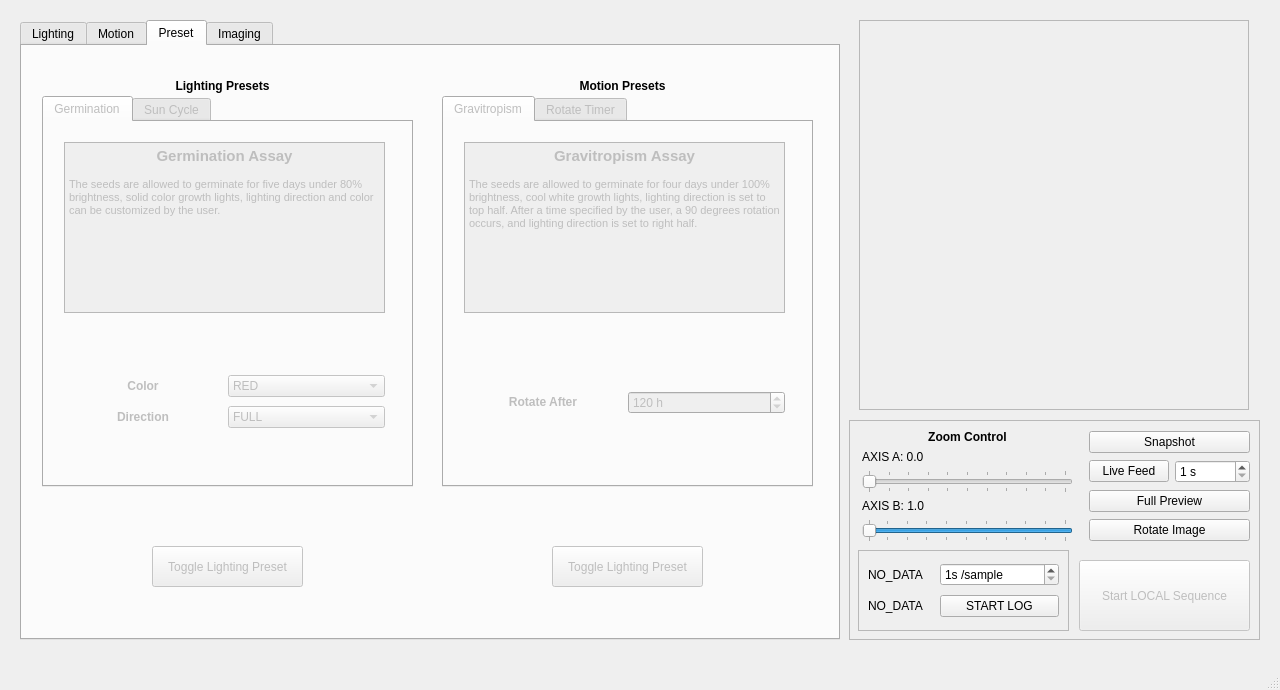
CoCl-Jerry/Flashlapse_Dev, file _ui/FlashLapse_CP.ui: the form before one commit.
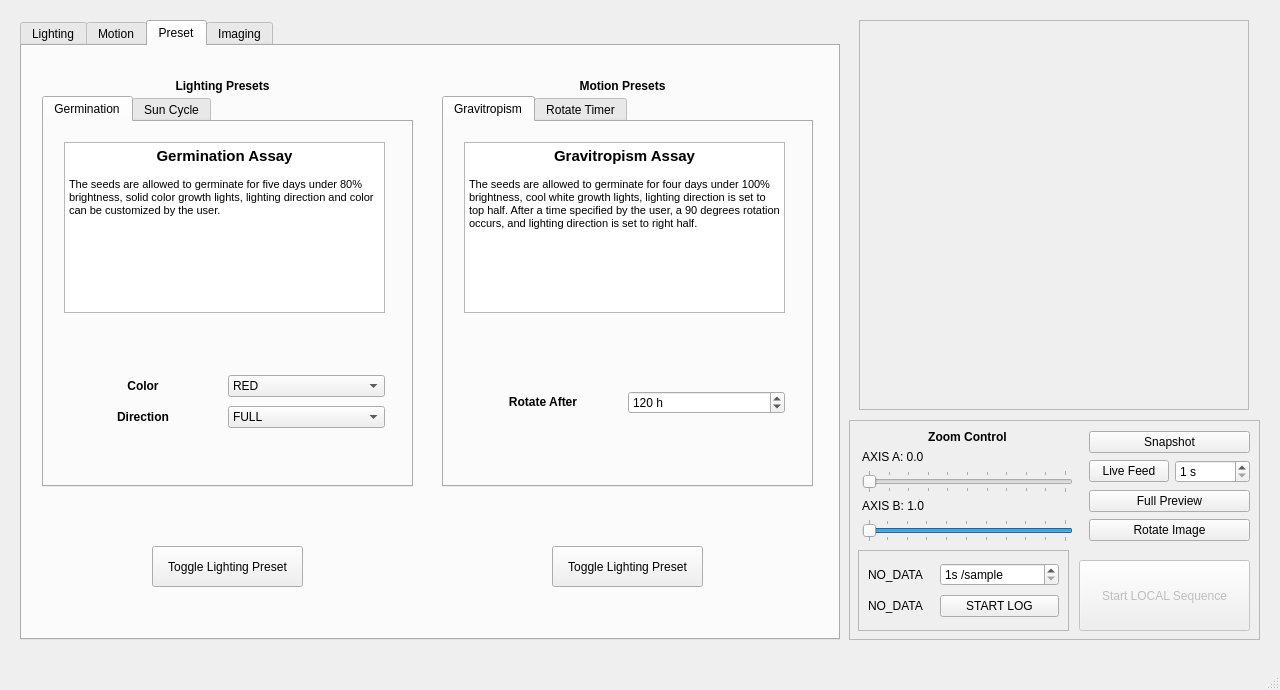
The form after the commit. The open tabs and pages were chosen to show the change. Icons and pictures are not drawn.

What changed in the file:
```diff
--- a/_ui/FlashLapse_CP.ui
+++ b/_ui/FlashLapse_CP.ui
@@ -1024,7 +1024,7 @@
      </attribute>
      <widget class="QTabWidget" name="lightingPreset_tabWidget">
       <property name="enabled">
-       <bool>false</bool>
+       <bool>true</bool>
       </property>
       <property name="geometry">
        <rect>
@@ -1250,7 +1250,7 @@
      </widget>
      <widget class="QTabWidget" name="motionPreset_tabWidget">
       <property name="enabled">
-       <bool>false</bool>
+       <bool>true</bool>
       </property>
       <property name="geometry">
        <rect>
@@ -1433,7 +1433,7 @@
      </widget>
      <widget class="QPushButton" name="lightingPreset_pushButton">
       <property name="enabled">
-       <bool>false</bool>
+       <bool>true</bool>
       </property>
       <property name="geometry">
        <rect>
@@ -1449,7 +1449,7 @@
      </widget>
      <widget class="QPushButton" name="MotionPreset_pushButton">
       <property name="enabled">
-       <bool>false</bool>
+       <bool>true</bool>
       </property>
       <property name="geometry">
        <rect>
```
Left out of the diff: 2 changed lines with no effect on the pictures.
